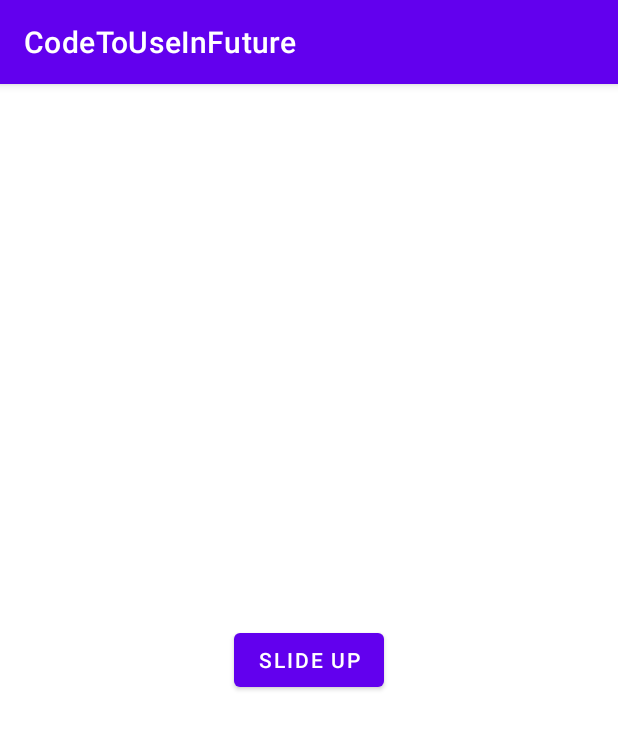
After one commit to JakubCzarneckiZielonka/CodeToUseInFuture, an Android app: the SecondActivity screen opened directly, with no data from a screen before it, on a phone screen of 412 x 824 dp. The commit adds this screen. Shown: the top 729 px of the screen. Run offline under Robolectric (Android 15) with nearby library versions, the phone set to English and light mode, and no system bars.

Commit message:
Create second activity
adding a second activity button to transition between activities

```diff
--- /dev/null
+++ b/app/src/main/java/com/example/codetouseinfuture/SecondActivity.java
@@ -0,0 +1,15 @@
+package com.example.codetouseinfuture;
+
+import androidx.appcompat.app.AppCompatActivity;
+
+import android.os.Bundle;
+
+public class SecondActivity extends AppCompatActivity {
+
+    @Override
+    protected void onCreate(Bundle savedInstanceState) {
+        super.onCreate(savedInstanceState);
+        setContentView(R.layout.activity_second);
+
+    }
+}
--- /dev/null
+++ b/app/src/main/res/layout/activity_second.xml
@@ -0,0 +1,23 @@
+<?xml version="1.0" encoding="utf-8"?>
+<RelativeLayout xmlns:android="http://schemas.android.com/apk/res/android"
+    xmlns:app="http://schemas.android.com/apk/res-auto"
+    xmlns:tools="http://schemas.android.com/tools"
+    android:layout_width="match_parent"
+    android:layout_height="match_parent"
+    tools:context=".SecondActivity">
+
+    <Button
+        android:id="@+id/secondActivitybtn_1"
+        android:layout_width="wrap_content"
+        android:layout_height="wrap_content"
+        android:text="Slide up"
+        android:layout_centerInParent="true"/>
+
+    <View
+        android:id="@+id/animate_view"
+        android:layout_width="200dp"
+        android:layout_height="200dp"
+        android:background="@android:color/holo_blue_bright"
+        android:layout_below="@+id/secondActivitybtn_1"
+        android:visibility="invisible"/>
+</RelativeLayout>
```
Also changed, not shown: app/src/main/java/com/example/codetouseinfuture/MainActivity.java (+13 -1 lines), app/src/main/res/anim/slide_up.xml (added, +7 -0 lines), app/src/main/res/layout/activity_main.xml (+8 -0 lines).
